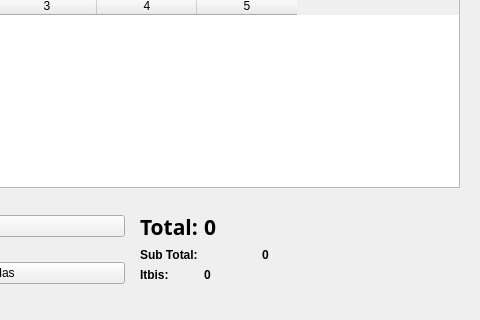
Above: pos/modulos_ui/ventas.ui from RgeditV1/Pos_System before the change; both pictures show x 224 to 704 and y 217 to 537 of the 704 by 537 pixel window. Below: the same form after it.
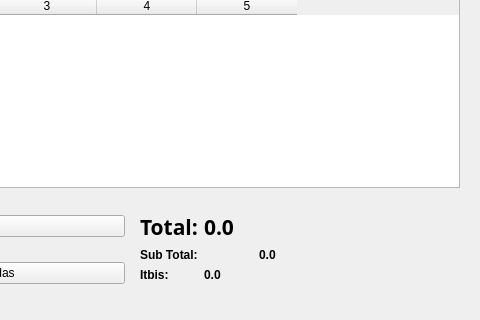
That is the form after the change.

Commit message: feat-fix: No se recalculaban los labels de totales. Cualquier celda podía editarse. Al editar cantidad, no se validaba ni recalculaba la fila. Ahora eso quedó cubierto con estos bloques.

Patch:
```diff
--- a/pos/modulos_ui/ventas.ui
+++ b/pos/modulos_ui/ventas.ui
@@ -130,7 +130,7 @@
                <string notr="true">font: 16pt &quot;Sans Serif&quot;;</string>
               </property>
               <property name="text">
-               <string>&lt;html&gt;&lt;head/&gt;&lt;body&gt;&lt;p&gt;&lt;span style=&quot; font-weight:700;&quot;&gt;0&lt;/span&gt;&lt;/p&gt;&lt;/body&gt;&lt;/html&gt;</string>
+               <string>&lt;html&gt;&lt;head/&gt;&lt;body&gt;&lt;p&gt;&lt;span style=&quot; font-weight:700;&quot;&gt;0.0&lt;/span&gt;&lt;/p&gt;&lt;/body&gt;&lt;/html&gt;</string>
               </property>
               <property name="wordWrap">
                <bool>true</bool>
@@ -149,7 +149,7 @@
                <string notr="true">font: 16pt &quot;Sans Serif&quot;;</string>
               </property>
               <property name="text">
-               <string>&lt;html&gt;&lt;head/&gt;&lt;body&gt;&lt;p&gt;&lt;span style=&quot; font-weight:700;&quot;&gt;0&lt;/span&gt;&lt;/p&gt;&lt;/body&gt;&lt;/html&gt;</string>
+               <string>&lt;html&gt;&lt;head/&gt;&lt;body&gt;&lt;p&gt;&lt;span style=&quot; font-weight:700;&quot;&gt;0.0&lt;/span&gt;&lt;/p&gt;&lt;/body&gt;&lt;/html&gt;</string>
               </property>
               <property name="wordWrap">
                <bool>true</bool>
@@ -208,7 +208,7 @@
                <string notr="true">font: 16pt &quot;Sans Serif&quot;;</string>
               </property>
               <property name="text">
-               <string>&lt;html&gt;&lt;head/&gt;&lt;body&gt;&lt;p&gt;&lt;span style=&quot; font-weight:700;&quot;&gt;0&lt;/span&gt;&lt;/p&gt;&lt;/body&gt;&lt;/html&gt;</string>
+               <string>&lt;html&gt;&lt;head/&gt;&lt;body&gt;&lt;p&gt;&lt;span style=&quot; font-weight:700;&quot;&gt;0.0&lt;/span&gt;&lt;/p&gt;&lt;/body&gt;&lt;/html&gt;</string>
               </property>
               <property name="wordWrap">
                <bool>true</bool>
```
The commit also changes 2 other files.
